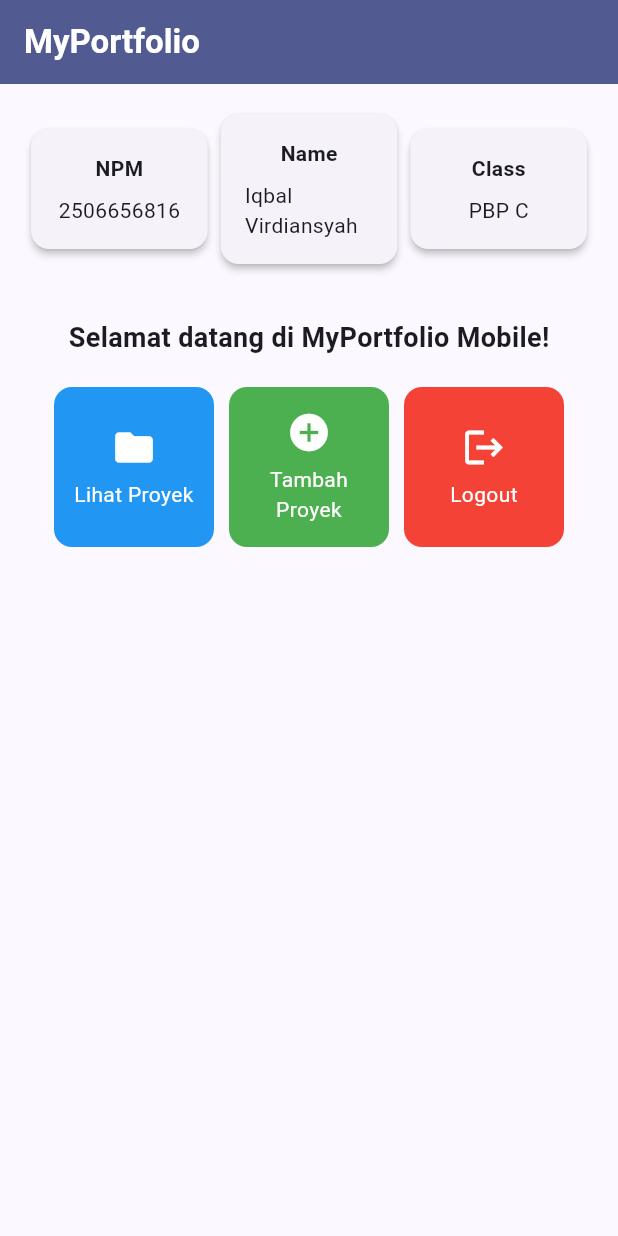
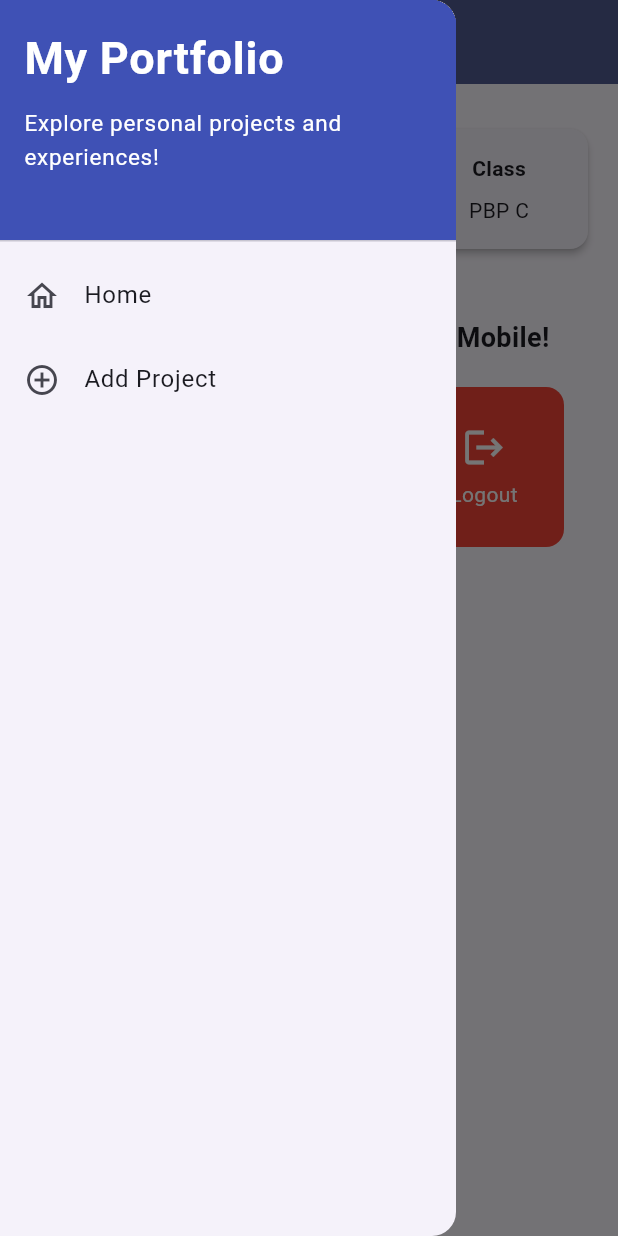
Before and after one commit to iqbalvirdiansyah/myportofolio_mobile, a Flutter app: the screen it shows after launch, with the side drawer open (before the commit the screen has no drawer), on a phone screen of 412 x 824 dp. Run offline on Flutter 3.47's test engine with Material 3 defaults, Android fonts, the phone set to English and light mode, and no system bars; our stand-ins replace material_ui.

Commit message:
menyelesaikan tutorial 9

```diff
--- a/lib/main.dart
+++ b/lib/main.dart
@@ -1,5 +1,5 @@
-import 'package:flutter/material.dart';
-import 'package:myportofolio_mobile/menu.dart';
+import 'package:material_ui/material_ui.dart';
+import 'package:myportofolio_mobile/screens/menu.dart';
 
 void main() {
   runApp(const MyApp());
--- a/lib/menu.dart
+++ b/lib/screens/menu.dart
@@ -1,4 +1,6 @@
-import 'package:flutter/material.dart';
+import 'package:material_ui/material_ui.dart';
+import 'package:myportofolio_mobile/widgets/left_drawer.dart';
+import 'package:myportofolio_mobile/widgets/project_card.dart';
 
 class ItemHomepage {
   final String name;
@@ -35,7 +37,10 @@ class MyHomePage extends StatelessWidget {
           ),
         ),
         backgroundColor: Theme.of(context).colorScheme.primary,
+        iconTheme: const IconThemeData(color: Colors.white),
       ),
+      // Drawer untuk navigasi antarhalaman.
+      drawer: const LeftDrawer(),
       // Body halaman utama dengan padding di sekelilingnya.
       body: Padding(
         padding: const EdgeInsets.all(16.0),
@@ -43,12 +48,12 @@ class MyHomePage extends StatelessWidget {
           crossAxisAlignment: CrossAxisAlignment.center,
           children: [
             // Baris horizontal untuk menampilkan 3 InfoCard secara sejajar.
+            // Expanded membagi lebar secara rata agar tidak overflow di layar sempit.
             Row(
-              mainAxisAlignment: MainAxisAlignment.spaceEvenly,
               children: [
-                InfoCard(title: 'NPM', content: npm),
-                InfoCard(title: 'Name', content: nama),
-                InfoCard(title: 'Class', content: kelas),
+                Expanded(child: InfoCard(title: 'NPM', content: npm)),
+                Expanded(child: InfoCard(title: 'Name', content: nama)),
+                Expanded(child: InfoCard(title: 'Class', content: kelas)),
               ],
             ),
 
@@ -105,9 +110,7 @@ class InfoCard extends StatelessWidget {
       // Memberikan efek bayangan kartu elevasi 2 unit.
       elevation: 2.0,
       child: Container(
-        // Menyesuaikan lebar kartu dengan proporsi layar (dibagi 3.5).
-        width: MediaQuery.of(context).size.width / 3.5,
-        padding: const EdgeInsets.all(16.0),
+        padding: const EdgeInsets.symmetric(vertical: 16.0, horizontal: 8.0),
         // Menyusun teks title dan content secara vertikal.
         child: Column(
           children: [
@@ -123,50 +126,3 @@ class InfoCard extends StatelessWidget {
     );
   }
 }
-
-class ItemCard extends StatelessWidget {
-  final ItemHomepage item;
-
-  const ItemCard(this.item, {super.key});
-
-  @override
-  Widget build(BuildContext context) {
-    return Material(
-      // Warna latar unik untuk tiap tombol, diambil dari model item.
-      color: item.color,
-      borderRadius: BorderRadius.circular(12),
-      child: InkWell(
-        // Aksi ketika kartu ditekan oleh pengguna.
-        onTap: () {
-          // Menampilkan SnackBar dengan pesan interaktif.
-          ScaffoldMessenger.of(context)
-            ..hideCurrentSnackBar()
-            ..showSnackBar(
-              SnackBar(content: Text("Kamu telah menekan tombol ${item.name}!")),
-            );
-        },
-        child: Container(
-          padding: const EdgeInsets.all(8),
-          child: Center(
-            child: Column(
-              mainAxisAlignment: MainAxisAlignment.center,
-              children: [
-                Icon(
-                  item.icon,
-                  color: Colors.white,
-                  size: 30.0,
-                ),
-                const Padding(padding: EdgeInsets.all(3)),
-                Text(
-                  item.name,
-                  textAlign: TextAlign.center,
-                  style: const TextStyle(color: Colors.white),
-                ),
-              ],
-            ),
-          ),
-        ),
-      ),
-    );
-  }
-}
--- /dev/null
+++ b/lib/widgets/left_drawer.dart
@@ -0,0 +1,69 @@
+import 'package:material_ui/material_ui.dart';
+import 'package:myportofolio_mobile/screens/menu.dart';
+import 'package:myportofolio_mobile/screens/project_form.dart';
+
+class LeftDrawer extends StatelessWidget {
+  const LeftDrawer({super.key});
+
+  @override
+  Widget build(BuildContext context) {
+    return Drawer(
+      child: ListView(
+        children: [
+          const DrawerHeader(
+            decoration: BoxDecoration(
+              color: Colors.indigo,
+            ),
+            child: Column(
+              crossAxisAlignment: CrossAxisAlignment.start,
+              children: [
+                Text(
+                  'My Portfolio',
+                  style: TextStyle(
+                    fontSize: 30,
+                    fontWeight: FontWeight.bold,
+                    color: Colors.white,
+                  ),
+                ),
+                SizedBox(height: 10),
+                Text(
+                  'Explore personal projects and experiences!',
+                  style: TextStyle(
+                    fontSize: 15,
+                    color: Colors.white,
+                  ),
+                ),
+              ],
+            ),
+          ),
+          ListTile(
+            leading: const Icon(Icons.home_outlined),
+            title: const Text('Home'),
+            // Navigasi ke halaman utama portofolio
+            onTap: () {
+              Navigator.pushReplacement(
+                context,
+                MaterialPageRoute(
+                  builder: (context) => MyHomePage(),
+                ),
+              );
+            },
+          ),
+          ListTile(
+            leading: const Icon(Icons.add_circle_outline),
+            title: const Text('Add Project'),
+            // Navigasi ke halaman tambah proyek
+            onTap: () {
+              Navigator.pushReplacement(
+                context,
+                MaterialPageRoute(
+                  builder: (context) => const ProjectFormPage(),
+                ),
+              );
+            },
+          ),
+        ],
+      ),
+    );
+  }
+}
--- /dev/null
+++ b/lib/widgets/project_card.dart
@@ -0,0 +1,64 @@
+import 'package:material_ui/material_ui.dart';
+import 'package:myportofolio_mobile/screens/menu.dart';
+import 'package:myportofolio_mobile/screens/project_form.dart';
+
+class ItemCard extends StatelessWidget {
+  final ItemHomepage item;
+
+  const ItemCard(this.item, {super.key});
+
+  @override
+  Widget build(BuildContext context) {
+    return Material(
+      // Warna latar unik untuk tiap tombol, diambil dari model item.
+      color: item.color,
+      borderRadius: BorderRadius.circular(12),
+      child: InkWell(
+        // Aksi ketika kartu ditekan oleh pengguna.
+        onTap: () {
+          // Menampilkan SnackBar dengan pesan interaktif.
+          ScaffoldMessenger.of(context)
+            ..hideCurrentSnackBar()
+            ..showSnackBar(
+              SnackBar(content: Text("Kamu telah menekan tombol ${item.name}!")),
+            );
+
+          // Navigate ke halaman yang sesuai
+          if (item.name == "Tambah Proyek") {
+            Navigator.push(
+              context,
+              MaterialPageRoute(
+                builder: (context) => const ProjectFormPage(),
+              ),
+            );
+          }
+        },
+        child: Container(
+          padding: const EdgeInsets.all(4),
+          child: Center(
+            // FittedBox mengecilkan isi tombol agar tidak overflow di layar sempit.
+            child: FittedBox(
+              fit: BoxFit.scaleDown,
+              child: Column(
+                mainAxisAlignment: MainAxisAlignment.center,
+                children: [
+                  Icon(
+                    item.icon,
+                    color: Colors.white,
+                    size: 30.0,
+                  ),
+                  const Padding(padding: EdgeInsets.all(3)),
+                  Text(
+                    item.name,
+                    textAlign: TextAlign.center,
+                    style: const TextStyle(color: Colors.white),
+                  ),
+                ],
+              ),
+            ),
+          ),
+        ),
+      ),
+    );
+  }
+}
--- a/pubspec.yaml
+++ b/pubspec.yaml
@@ -34,6 +34,7 @@ dependencies:
   # The following adds the Cupertino Icons font to your application.
   # Use with the CupertinoIcons class for iOS style icons.
   cupertino_icons: ^1.0.8
+  material_ui: ^1.11.1
 
 dev_dependencies:
   flutter_test:
```
Also changed, not shown: lib/screens/project_form.dart (added, +216 -0 lines), pubspec.lock.
